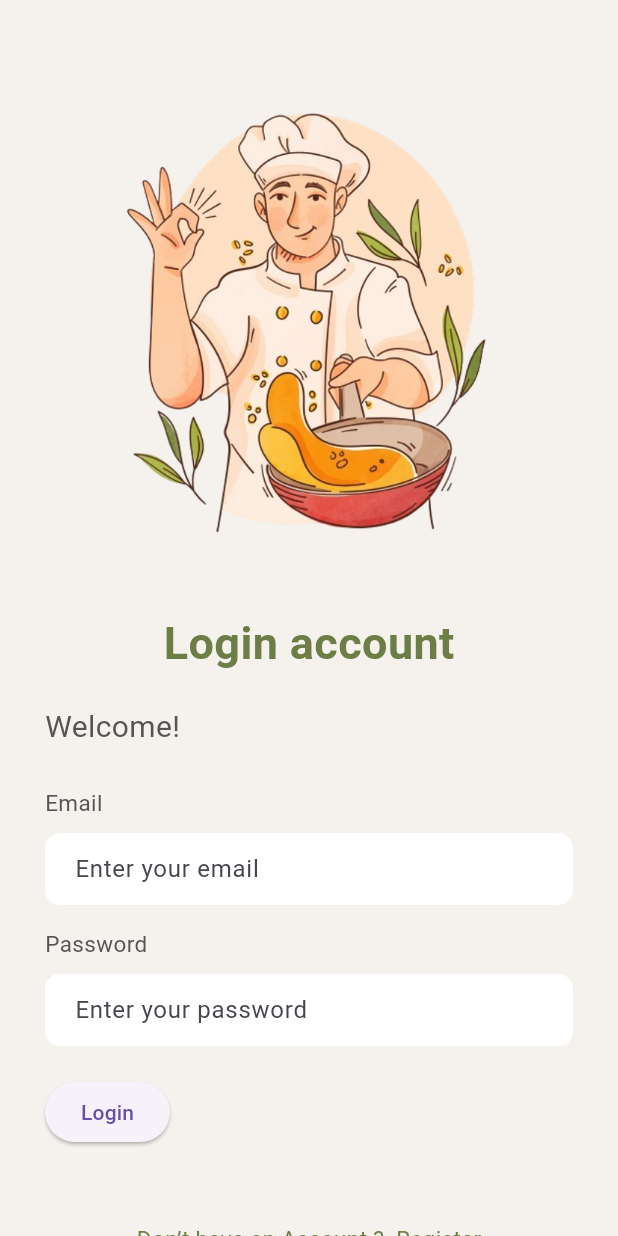
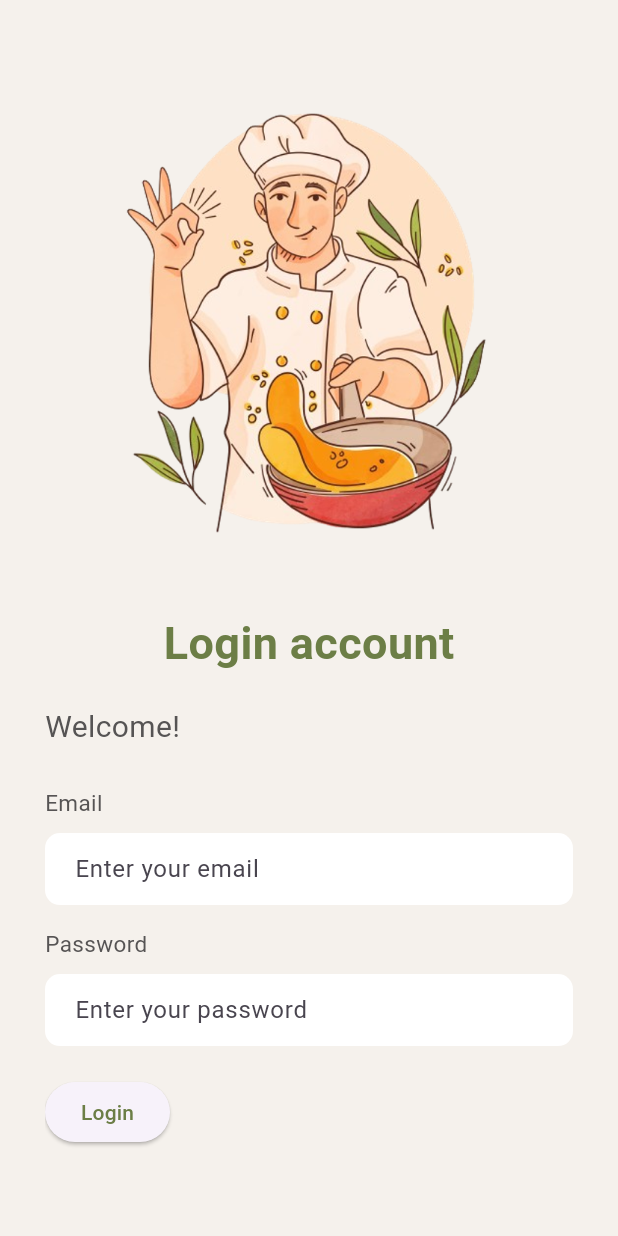
Before and after one commit to sintiadc/ABPAps, a Flutter app: the screen it shows after launch, after a tap on "Login", on a phone screen of 412 x 824 dp. Run offline on Flutter 3.47's test engine with Material 3 defaults, Android fonts, the light colour scheme and no system bars; our stand-ins replace font_awesome_flutter, google_nav_bar.

Commit message:
login done

```diff
--- a/lib/login.dart
+++ b/lib/login.dart
@@ -1,29 +1,35 @@
+import 'package:flutter/gestures.dart';
 import 'package:flutter/material.dart';
 import 'bottomnav.dart';
+import 'signup.dart'; // Import file signup.dart
 
 class LoginPage extends StatelessWidget {
-  const LoginPage({super.key});
+  const LoginPage({Key? key}) : super(key: key);
 
   @override
   Widget build(BuildContext context) {
     return Scaffold(
-      body: SingleChildScrollView(
-        child: Container(
+      body: Container(
         color: const Color(0xFFF5F1EC), // Warna latar belakang
         padding: const EdgeInsets.all(30.0),
+        child: SingleChildScrollView(
+          child: ConstrainedBox(
+            constraints: BoxConstraints(
+              minHeight: MediaQuery.of(context).size.height,
+            ),
+            child: IntrinsicHeight(
               child: Column(
                 crossAxisAlignment: CrossAxisAlignment.start,
                 children: [
                   Align(
                     alignment: Alignment.center,
                     child: Image.asset(
-                  'img/picWelcome.png', // Rute gambar
-                  width: 300, // Lebar gambar
+                      'img/picWelcome.png',
+                      width: 300,
                     ),
                   ),
                   const SizedBox(height: 50),
                   const Center(
-                // Menggunakan Center untuk menengahkan tulisan "Login account"
                     child: Text(
                       'Login account',
                       style: TextStyle(
@@ -51,7 +57,6 @@ class LoginPage extends StatelessWidget {
                   ),
                   const SizedBox(height: 10),
                   Container(
-                // Form box untuk username
                     padding: const EdgeInsets.symmetric(horizontal: 20),
                     decoration: BoxDecoration(
                       color: Colors.white,
@@ -74,7 +79,6 @@ class LoginPage extends StatelessWidget {
                   ),
                   const SizedBox(height: 10),
                   Container(
-                // Form box untuk username
                     padding: const EdgeInsets.symmetric(horizontal: 20),
                     decoration: BoxDecoration(
                       color: Colors.white,
@@ -93,21 +97,41 @@ class LoginPage extends StatelessWidget {
                       Navigator.push(
                         context,
                         MaterialPageRoute(
-                      builder: (context) =>
-                          const HomeNav(), // Navigasi ke halaman login
+                          builder: (context) => const HomeNav(),
                         ),
                       );
                     },
-                child: const Text('Login'),
+                    child: const Text('Login',
+                        style: TextStyle(color: Color(0xFF6C7E46))),
                   ),
                   const SizedBox(height: 50),
-              const Center(
-                // Menggunakan Center untuk menengahkan tulisan "Login account"
-                child: Text(
-                  'Don’t have an Account ?  Register',
-                  style: TextStyle(
+                  Center(
+                    child: RichText(
+                      text: TextSpan(
+                        text: 'Don’t have an Account ?  ',
+                        style: const TextStyle(
                           fontSize: 15,
                           color: Color(0xFF6C7E46),
+                        ),
+                        children: [
+                          TextSpan(
+                            text: 'Register',
+                            style: const TextStyle(
+                              fontSize: 15,
+                              color: Color(0xFF6C7E46),
+                              fontWeight: FontWeight.bold,
+                            ),
+                            recognizer: TapGestureRecognizer()
+                              ..onTap = () {
+                                Navigator.push(
+                                  context,
+                                  MaterialPageRoute(
+                                    builder: (context) => const SignUpPage(),
+                                  ),
+                                );
+                              },
+                          ),
+                        ],
                       ),
                     ),
                   ),
@@ -115,6 +139,8 @@ class LoginPage extends StatelessWidget {
               ),
             ),
           ),
+        ),
+      ),
     );
   }
 }
```
Lines whose indentation alone changed are shown as unchanged.
